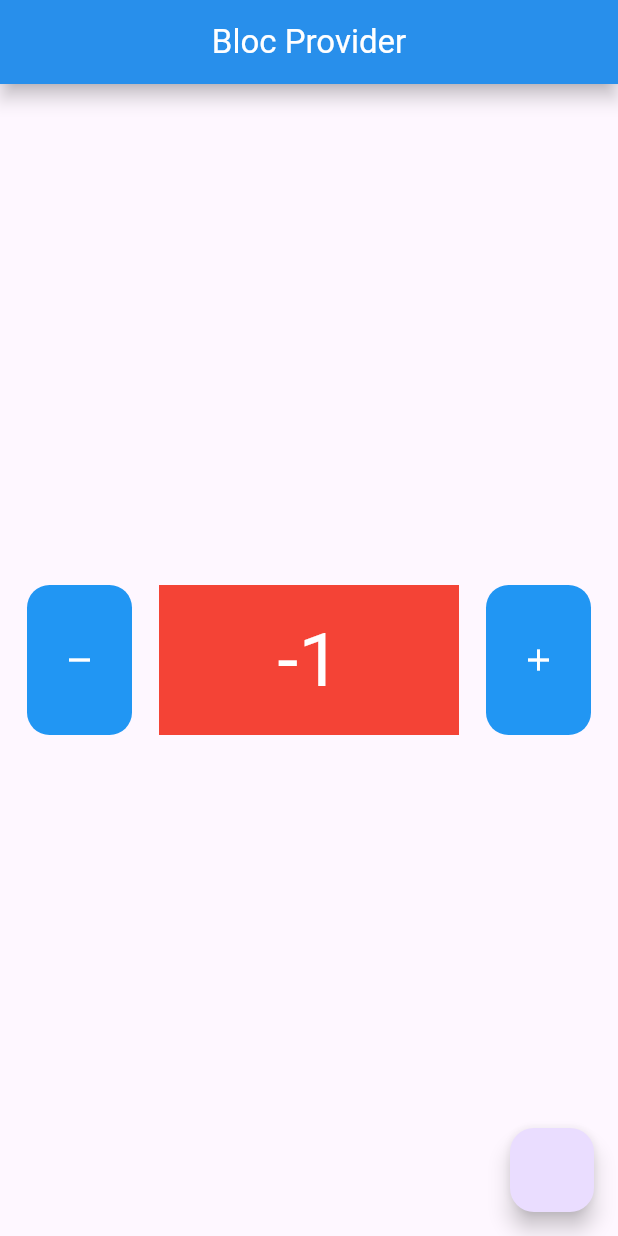
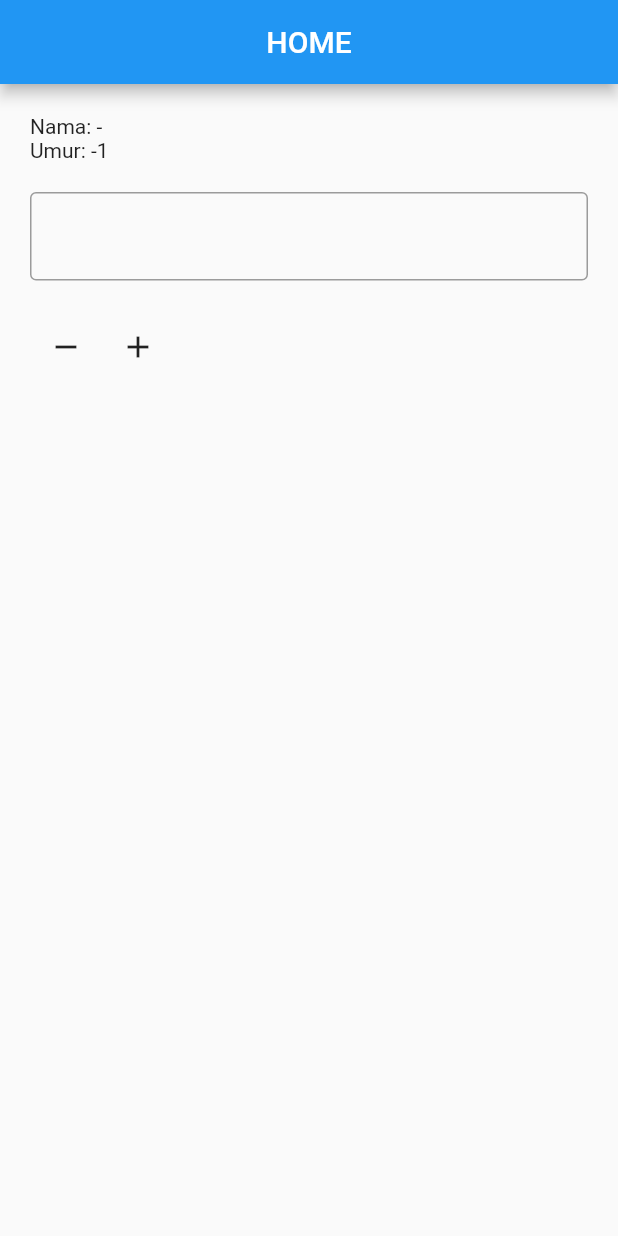
Before and after one commit to rudynurafif/cubitbloc_state_management, a Flutter app: the screen it shows after launch, after a tap on the "remove" icon, on a phone screen of 412 x 824 dp. Run offline on Flutter 3.47's test engine with Material 3 defaults, Android fonts, the phone set to English and light mode, and no system bars; our stand-ins replace bloc, flutter_bloc.

Commit message:
Bloc selector

```diff
--- a/lib/app.dart
+++ /dev/null
@@ -1,21 +0,0 @@
-import 'package:cubitbloc_state_management/bloc/theme.dart';
-import 'package:cubitbloc_state_management/pages/home.dart';
-import 'package:flutter/material.dart';
-import 'package:flutter_bloc/flutter_bloc.dart';
-
-class App extends StatelessWidget {
-  const App({super.key});
-
-  @override
-  Widget build(BuildContext context) {
-    return BlocBuilder<ThemeBloc, bool>(
-      bloc: context.read<ThemeBloc>(),
-      builder: (context, state) {
-        return MaterialApp(
-          theme: state == true ? ThemeData.light() : ThemeData.dark(),
-          home: const HomePage(),
-        );
-      },
-    );
-  }
-}
--- a/lib/bloc/center_widget.dart
+++ /dev/null
@@ -1,63 +0,0 @@
-import 'package:cubitbloc_state_management/bloc/theme.dart';
-import 'package:flutter/material.dart';
-import 'package:flutter_bloc/flutter_bloc.dart';
-
-import 'counter.dart';
-
-class CentreWidget extends StatelessWidget {
-  const CentreWidget({
-    super.key,
-  });
-
-  @override
-  Widget build(BuildContext context) {
-    // Counter myCounter = BlocProvider.of<Counter>(context);
-    CounterBloc myCounter = context.read<CounterBloc>();
-
-    return Center(
-      child: MultiBlocListener(
-        listeners: [
-          BlocListener<ThemeBloc, bool>(
-            listener: (context, state) {
-              ScaffoldMessenger.of(context).showSnackBar(const SnackBar(
-                content: Text('Tema dark aktif'),
-                duration: Duration(seconds: 1),
-              ));
-            },
-            listenWhen: (previous, current) {
-              if (current == false) {
-                return true;
-              } else {
-                return false;
-              }
-            },
-          ),
-          BlocListener<CounterBloc, int>(
-            listener: (context, state) {
-              ScaffoldMessenger.of(context).showSnackBar(const SnackBar(
-                content: Text('Di atas 10'),
-                duration: Duration(seconds: 1),
-              ));
-            },
-            listenWhen: (previous, current) {
-              if (current > 10) {
-                return true;
-              } else {
-                return false;
-              }
-            },
-          ),
-        ],
-        child: BlocBuilder<CounterBloc, int>(
-          bloc: myCounter,
-          builder: (context, state) {
-            return Text(
-              "$state",
-              style: const TextStyle(fontSize: 50, color: Colors.white),
-            );
-          },
-        ),
-      ),
-    );
-  }
-}
--- a/lib/bloc/counter.dart
+++ /dev/null
@@ -1,23 +0,0 @@
-import 'package:bloc/bloc.dart';
-
-class CounterBloc extends Cubit<int> {
-  int initData;
-
-  CounterBloc({this.initData = 0}) : super(initData);
-
-  void increment() => emit(state + 1);
-
-  void decrement() => emit(state - 1);
-
-  @override
-  void onChange(Change<int> change) {
-    super.onChange(change);
-    print(change);
-  }
-
-  @override
-  void onError(Object error, StackTrace stackTrace) {
-    super.onError(error, stackTrace);
-    print(error);
-  }
-}
--- a/lib/bloc/data_widget.dart
+++ /dev/null
@@ -1,21 +0,0 @@
-import 'package:flutter/material.dart';
-import 'package:flutter_bloc/flutter_bloc.dart';
-
-import 'center_widget.dart';
-import 'counter.dart';
-
-class DataWidget extends StatelessWidget {
-  const DataWidget({
-    super.key,
-  });
-
-  @override
-  Widget build(BuildContext context) {
-    return Container(
-      height: 100,
-      width: 200,
-      color: Colors.red,
-      child: CentreWidget(),
-    );
-  }
-}
--- a/lib/bloc/theme.dart
+++ /dev/null
@@ -1,9 +0,0 @@
-import 'package:bloc/bloc.dart';
-import 'package:flutter/material.dart';
-
-class ThemeBloc extends Cubit<bool> {
-  // true (light), false (dark)
-  ThemeBloc() : super(true);
-
-  void changeTheme() => emit(!state);
-}
--- /dev/null
+++ b/lib/bloc/user.dart
@@ -0,0 +1,19 @@
+import 'package:bloc/bloc.dart';
+
+class UserBloc extends Cubit<Map<String, dynamic>> {
+  UserBloc() : super({"name": "-", "age": 0});
+
+  void changeName(String newName) {
+    emit({
+      "name": newName,
+      "age": state["age"],
+    });
+  }
+
+  void changeAge(int newAge) {
+    emit({
+      "name": state["name"],
+      "age": newAge,
+    });
+  }
+}
--- a/lib/main.dart
+++ b/lib/main.dart
@@ -1,33 +1,23 @@
-import 'package:cubitbloc_state_management/app.dart';
-import 'package:cubitbloc_state_management/bloc/counter.dart';
-import 'package:cubitbloc_state_management/bloc/theme.dart';
-import 'package:cubitbloc_state_management/pages/basic_cubit.dart';
-import 'package:cubitbloc_state_management/pages/bloc.dart';
-import 'package:cubitbloc_state_management/pages/home.dart';
-import 'package:cubitbloc_state_management/pages/other_page.dart';
-import 'package:cubitbloc_state_management/routes/routes.dart';
+import 'package:cubitbloc_state_management/bloc/user.dart';
+import 'package:cubitbloc_state_management/page/home.dart';
 import 'package:flutter/material.dart';
 import 'package:flutter_bloc/flutter_bloc.dart';
 
 void main() {
-  runApp(MyApp());
+  runApp(const MyApp());
 }
 
 class MyApp extends StatelessWidget {
-  MyApp({super.key});
+  const MyApp({super.key});
 
   @override
   Widget build(BuildContext context) {
-    return MultiBlocProvider(
-      providers: [
-        BlocProvider(
-          create: (context) => CounterBloc(),
-        ),
-        BlocProvider(
-          create: (context) => ThemeBloc(),
-        )
-      ],
-      child: App(),
+    return MaterialApp(
+      theme: ThemeData(useMaterial3: false),
+      home: BlocProvider(
+        create: (context) => UserBloc(),
+        child: const HomePage(),
+      ),
     );
   }
 }
--- /dev/null
+++ b/lib/page/home.dart
@@ -0,0 +1,80 @@
+import 'package:cubitbloc_state_management/bloc/user.dart';
+import 'package:flutter/material.dart';
+import 'package:flutter_bloc/flutter_bloc.dart';
+
+class HomePage extends StatelessWidget {
+  const HomePage({super.key});
+
+  @override
+  Widget build(BuildContext context) {
+    UserBloc userBloc = context.read<UserBloc>();
+
+    return Scaffold(
+      appBar: AppBar(
+        title: const Text("HOME"),
+        centerTitle: true,
+      ),
+      body: ListView(
+        padding: const EdgeInsets.all(20),
+        children: [
+          // BlocBuilder<UserBloc, Map<String, dynamic>>(
+          //   bloc: userBloc,
+          //   builder: (context, state) {
+          //     print("Nama");
+          //     return Text("Nama: ${state['name']}");
+          //   },
+          // ),
+          // BlocBuilder<UserBloc, Map<String, dynamic>>(
+          //   bloc: userBloc,
+          //   builder: (context, state) {
+          //     print("Umur");
+          //     return Text("Umur: ${state["age"]} tahun");
+          //   },
+          // ),
+          BlocSelector<UserBloc, Map<String, dynamic>, String>(
+            selector: (state) => state['name'],
+            builder: (context, state) {
+              print("Nama");
+              return Text("Nama: $state");
+            },
+          ),
+          BlocSelector<UserBloc, Map<String, dynamic>, int>(
+            selector: (state) => state['age'],
+            builder: (context, state) {
+              print("Umur");
+              return Text("Umur: $state");
+            },
+          ),
+          const SizedBox(
+            height: 20,
+          ),
+          TextField(
+            decoration: const InputDecoration(
+              border: OutlineInputBorder(),
+            ),
+            onChanged: (value) => userBloc.changeName(value),
+          ),
+          const SizedBox(
+            height: 20,
+          ),
+          Row(
+            children: [
+              IconButton(
+                onPressed: () {
+                  userBloc.changeAge(userBloc.state["age"] - 1);
+                },
+                icon: const Icon(Icons.remove),
+              ),
+              IconButton(
+                onPressed: () {
+                  userBloc.changeAge(userBloc.state["age"] + 1);
+                },
+                icon: const Icon(Icons.add),
+              ),
+            ],
+          )
+        ],
+      ),
+    );
+  }
+}
--- a/lib/pages/home.dart
+++ /dev/null
@@ -1,92 +0,0 @@
-import 'package:cubitbloc_state_management/bloc/counter.dart';
-import 'package:cubitbloc_state_management/bloc/theme.dart';
-import 'package:cubitbloc_state_management/pages/other_page.dart';
-import 'package:flutter/material.dart';
-import 'package:flutter/widgets.dart';
-import 'package:flutter_bloc/flutter_bloc.dart';
-
-import '../bloc/data_widget.dart';
-
-class HomePage extends StatelessWidget {
-  const HomePage({super.key});
-
-  @override
-  Widget build(BuildContext context) {
-    CounterBloc myCounter = BlocProvider.of<CounterBloc>(context);
-    ThemeBloc myTheme = context.read<ThemeBloc>();
-
-    return Scaffold(
-      appBar: AppBar(
-        title: const Text(
-          "Bloc Provider",
-          style: TextStyle(color: Colors.white),
-        ),
-        backgroundColor: Colors.blue,
-        elevation: 5,
-        shadowColor: Colors.black,
-        centerTitle: true,
-      ),
-      floatingActionButton: FloatingActionButton(
-        onPressed: () {
-          myTheme.changeTheme();
-        },
-      ),
-      body: Column(
-        mainAxisAlignment: MainAxisAlignment.center,
-        children: [
-          Row(
-            mainAxisAlignment: MainAxisAlignment.spaceEvenly,
-            children: [
-              // button -
-              Material(
-                color: Colors.blue,
-                borderRadius: BorderRadius.circular(15),
-                child: InkWell(
-                  borderRadius: BorderRadius.circular(15),
-                  onTap: () {
-                    myCounter.decrement();
-                  },
-                  child: const SizedBox(
-                    height: 100,
-                    width: 70,
-                    child: Center(
-                      child: Icon(
-                        Icons.remove,
-                        color: Colors.white,
-                      ),
-                    ),
-                  ),
-                ),
-              ),
-
-              // data widget
-              DataWidget(),
-
-              // button +
-              Material(
-                borderRadius: BorderRadius.circular(15),
-                color: Colors.blue,
-                child: InkWell(
-                  borderRadius: BorderRadius.circular(15),
-                  onTap: () {
-                    myCounter.increment();
-                  },
-                  child: const SizedBox(
-                    height: 100,
-                    width: 70,
-                    child: Center(
-                      child: Icon(
-                        Icons.add,
-                        color: Colors.white,
-                      ),
-                    ),
-                  ),
-                ),
-              ),
-            ],
-          ),
-        ],
-      ),
-    );
-  }
-}
```
Also changed, not shown: lib/pages/404.dart (deleted, +0 -14 lines), lib/pages/basic_cubit.dart (deleted, +0 -89 lines), lib/pages/bloc.dart (deleted, +0 -71 lines), lib/pages/other_page.dart (deleted, +0 -32 lines), lib/routes/routes.dart (deleted, +0 -29 lines).
